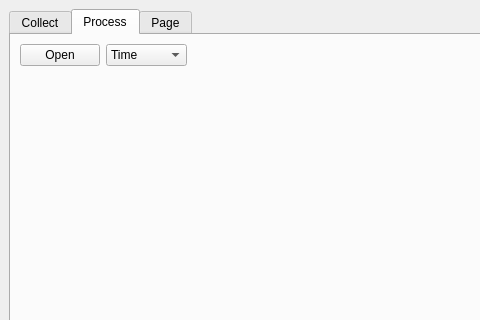
This is gui.ui in nogleo/datanog as Qt 5 draws it before an edit; both pictures show x 0 to 480 and y 0 to 320 of the 750 by 420 pixel window. The edited form follows.
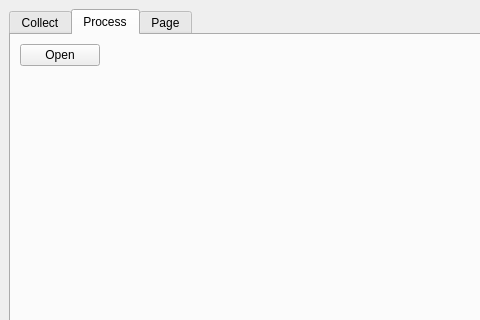
This is the edited form. The open tabs and pages were chosen to show the change.

Commit message: sensor link in the dn.dev var

The edit to the form file:
```diff
--- a/gui.ui
+++ b/gui.ui
@@ -278,20 +278,6 @@
             </property>
            </widget>
           </item>
-          <item>
-           <widget class="QComboBox" name="plottype">
-            <item>
-             <property name="text">
-              <string>Time</string>
-             </property>
-            </item>
-            <item>
-             <property name="text">
-              <string>Frquency</string>
-             </property>
-            </item>
-           </widget>
-          </item>
           <item>
            <spacer name="horizontalSpacer">
             <property name="orientation">
```
The commit also changes 2 other files.
